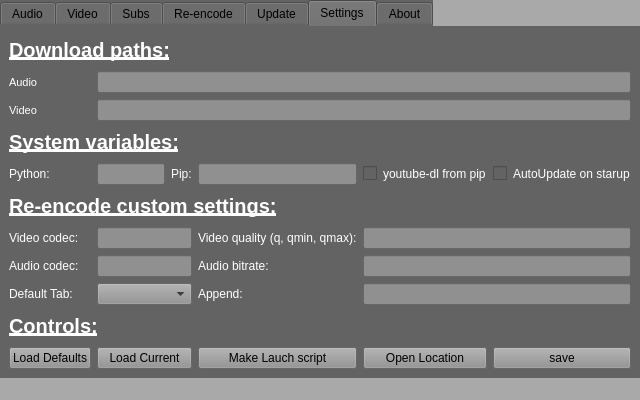
This is gui/gui5.ui in KoleckOLP/yt-dl as Qt 5 draws it before an edit. The edited form follows.
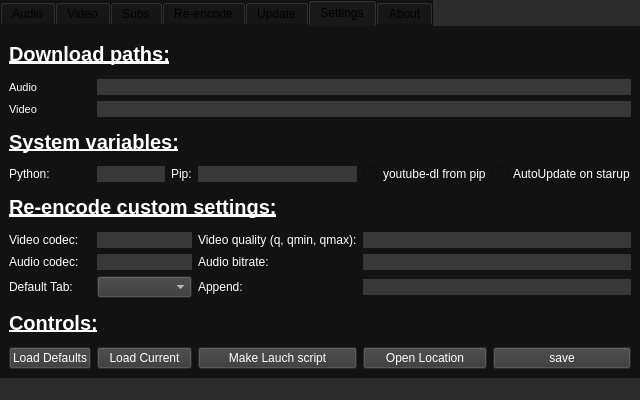
This is the edited form. The open tabs and pages were chosen to show the change. Icons and pictures are not drawn.

What changed in the file:
```diff
--- a/gui/gui5.ui
+++ b/gui/gui5.ui
@@ -22,27 +22,27 @@
      <colorrole role="Button">
       <brush brushstyle="SolidPattern">
        <color alpha="255">
-        <red>169</red>
-        <green>169</green>
-        <blue>169</blue>
+        <red>44</red>
+        <green>44</green>
+        <blue>44</blue>
        </color>
       </brush>
      </colorrole>
      <colorrole role="Base">
       <brush brushstyle="SolidPattern">
        <color alpha="255">
-        <red>169</red>
-        <green>169</green>
-        <blue>169</blue>
+        <red>44</red>
+        <green>44</green>
+        <blue>44</blue>
        </color>
       </brush>
      </colorrole>
      <colorrole role="Window">
       <brush brushstyle="SolidPattern">
        <color alpha="255">
-        <red>169</red>
-        <green>169</green>
-        <blue>169</blue>
+        <red>44</red>
+        <green>44</green>
+        <blue>44</blue>
        </color>
       </brush>
      </colorrole>
@@ -60,27 +60,27 @@
      <colorrole role="Button">
       <brush brushstyle="SolidPattern">
        <color alpha="255">
-        <red>169</red>
-        <green>169</green>
-        <blue>169</blue>
+        <red>44</red>
+        <green>44</green>
+        <blue>44</blue>
        </color>
       </brush>
      </colorrole>
      <colorrole role="Base">
       <brush brushstyle="SolidPattern">
        <color alpha="255">
-        <red>169</red>
-        <green>169</green>
-        <blue>169</blue>
+        <red>44</red>
+        <green>44</green>
+        <blue>44</blue>
        </color>
       </brush>
      </colorrole>
      <colorrole role="Window">
       <brush brushstyle="SolidPattern">
        <color alpha="255">
-        <red>169</red>
-        <green>169</green>
-        <blue>169</blue>
+        <red>44</red>
+        <green>44</green>
+        <blue>44</blue>
        </color>
       </brush>
      </colorrole>
@@ -98,27 +98,27 @@
      <colorrole role="Button">
       <brush brushstyle="SolidPattern">
        <color alpha="255">
-        <red>169</red>
-        <green>169</green>
-        <blue>169</blue>
+        <red>44</red>
+        <green>44</green>
+        <blue>44</blue>
        </color>
       </brush>
      </colorrole>
      <colorrole role="Base">
       <brush brushstyle="SolidPattern">
        <color alpha="255">
-        <red>169</red>
-        <green>169</green>
-        <blue>169</blue>
+        <red>44</red>
+        <green>44</green>
+        <blue>44</blue>
        </color>
       </brush>
      </colorrole>
      <colorrole role="Window">
       <brush brushstyle="SolidPattern">
        <color alpha="255">
-        <red>169</red>
-        <green>169</green>
-        <blue>169</blue>
+        <red>44</red>
+        <green>44</green>
+        <blue>44</blue>
        </color>
       </brush>
      </colorrole>
@@ -142,7 +142,7 @@
     <normaloff>y.ico</normaloff>y.ico</iconset>
   </property>
   <property name="styleSheet">
-   <string notr="true">background-color: #A9A9A9;</string>
+   <string notr="true">background-color: #2c2c2c;</string>
   </property>
   <widget class="QWidget" name="centralwidget">
    <layout class="QHBoxLayout" name="horizontalLayout">
@@ -160,8 +160,17 @@
     </property>
     <item>
      <widget class="QTabWidget" name="tabWidget">
+      <property name="layoutDirection">
+       <enum>Qt::LeftToRight</enum>
+      </property>
       <property name="styleSheet">
-       <string notr="true">background-color: #636363;  border-color: #000000;</string>
+       <string notr="true">background-color: #121212;  border-color: #121212; Color: #000000</string>
+      </property>
+      <property name="tabPosition">
+       <enum>QTabWidget::North</enum>
+      </property>
+      <property name="tabShape">
+       <enum>QTabWidget::Rounded</enum>
       </property>
       <property name="currentIndex">
        <number>0</number>
@@ -854,7 +863,7 @@
         <item row="5" column="1">
          <widget class="QLineEdit" name="set_py_bar">
           <property name="styleSheet">
-           <string notr="true">background-color: #909090;</string>
+           <string notr="true">background-color: #383838; Border: None; Color: #FFFFFF;</string>
           </property>
          </widget>
         </item>
@@ -909,7 +918,7 @@
         <item row="11" column="3">
          <widget class="QPushButton" name="set_launch_button">
           <property name="styleSheet">
-           <string notr="true">background-color: #909090;</string>
+           <string notr="true">background-color: #383838; Color: #FFFFFF</string>
           </property>
           <property name="text">
            <string>Make Lauch script</string>
@@ -944,7 +953,7 @@
         <item row="11" column="4">
          <widget class="QPushButton" name="set_folder_button">
           <property name="styleSheet">
-           <string notr="true">background-color: #909090;</string>
+           <string notr="true">background-color: #383838; Color: #FFFFFF</string>
           </property>
           <property name="text">
            <string>Open Location</string>
@@ -958,7 +967,7 @@
         <item row="9" column="1" colspan="2">
          <widget class="QComboBox" name="set_Tab_combobox">
           <property name="styleSheet">
-           <string notr="true">background-color: #909090;</string>
+           <string notr="true">background-color: #383838; Color: #FFFFFF;</string>
           </property>
          </widget>
         </item>
@@ -1000,7 +1009,7 @@
         <item row="8" column="1" colspan="2">
          <widget class="QLineEdit" name="set_Acodec_bar">
           <property name="styleSheet">
-           <string notr="true">background-color: #909090;</string>
+           <string notr="true">background-color: #383838; Border: None; Color: #FFFFFF;</string>
           </property>
          </widget>
         </item>
@@ -1045,7 +1054,7 @@
         <item row="11" column="5">
          <widget class="QPushButton" name="set_save_button">
           <property name="styleSheet">
-           <string notr="true">background-color: #909090;</string>
+           <string notr="true">background-color: #383838; Color: #FFFFFF</string>
           </property>
           <property name="text">
            <string>save</string>
@@ -1059,14 +1068,14 @@
         <item row="8" column="4" colspan="2">
          <widget class="QLineEdit" name="set_Abit_bar">
           <property name="styleSheet">
-           <string notr="true">background-color: #909090;</string>
+           <string notr="true">background-color: #383838; Border: None; Color: #FFFFFF;</string>
           </property>
          </widget>
         </item>
         <item row="11" column="0">
          <widget class="QPushButton" name="set_loaddef_button">
           <property name="styleSheet">
-           <string notr="true">background-color: #909090;</string>
+           <string notr="true">background-color: #383838; Color: #FFFFFF</string>
           </property>
           <property name="text">
            <string>Load Defaults</string>
@@ -1076,21 +1085,21 @@
         <item row="7" column="1" colspan="2">
          <widget class="QLineEdit" name="set_Vcodec_bar">
           <property name="styleSheet">
-           <string notr="true">background-color: #909090;</string>
+           <string notr="true">background-color: #383838; Border: None; Color: #FFFFFF;</string>
           </property>
          </widget>
         </item>
         <item row="7" column="4" colspan="2">
          <widget class="QLineEdit" name="set_Vqual_bar">
           <property name="styleSheet">
-           <string notr="true">background-color: #909090;</string>
+           <string notr="true">background-color: #383838; Border: None; Color: #FFFFFF;</string>
           </property>
          </widget>
         </item>
         <item row="5" column="3">
          <widget class="QLineEdit" name="set_pip_bar">
           <property name="styleSheet">
-           <string notr="true">background-color: #909090;</string>
+           <string notr="true">background-color: #383838; Border: None; Color: #FFFFFF;</string>
           </property>
          </widget>
         </item>
@@ -1107,7 +1116,7 @@
         <item row="11" column="1" colspan="2">
          <widget class="QPushButton" name="set_loadcur_button">
           <property name="styleSheet">
-           <string notr="true">background-color: #909090;</string>
+           <string notr="true">background-color: #383838; Color: #FFFFFF</string>
           </property>
           <property name="text">
            <string>Load Current</string>
@@ -1117,7 +1126,7 @@
         <item row="9" column="4" colspan="2">
          <widget class="QLineEdit" name="set_Append_bar">
           <property name="styleSheet">
-           <string notr="true">background-color: #909090;</string>
+           <string notr="true">background-color: #383838; Border: None; Color: #FFFFFF;</string>
           </property>
          </widget>
         </item>
@@ -1142,14 +1151,14 @@
         <item row="3" column="1" colspan="5">
          <widget class="QLineEdit" name="set_videos_bar">
           <property name="styleSheet">
-           <string notr="true">background-color: #909090;</string>
+           <string notr="true">background-color: #383838; Border: None; Color: #FFFFFF;</string>
           </property>
          </widget>
         </item>
         <item row="1" column="1" colspan="5">
          <widget class="QLineEdit" name="set_audio_bar">
           <property name="styleSheet">
-           <string notr="true">background-color: #909090;</string>
+           <string notr="true">background-color: #383838; Border: None; Color: #FFFFFF;</string>
           </property>
          </widget>
         </item>
```
Left out of the diff: 66 changed lines with no effect on the pictures.
